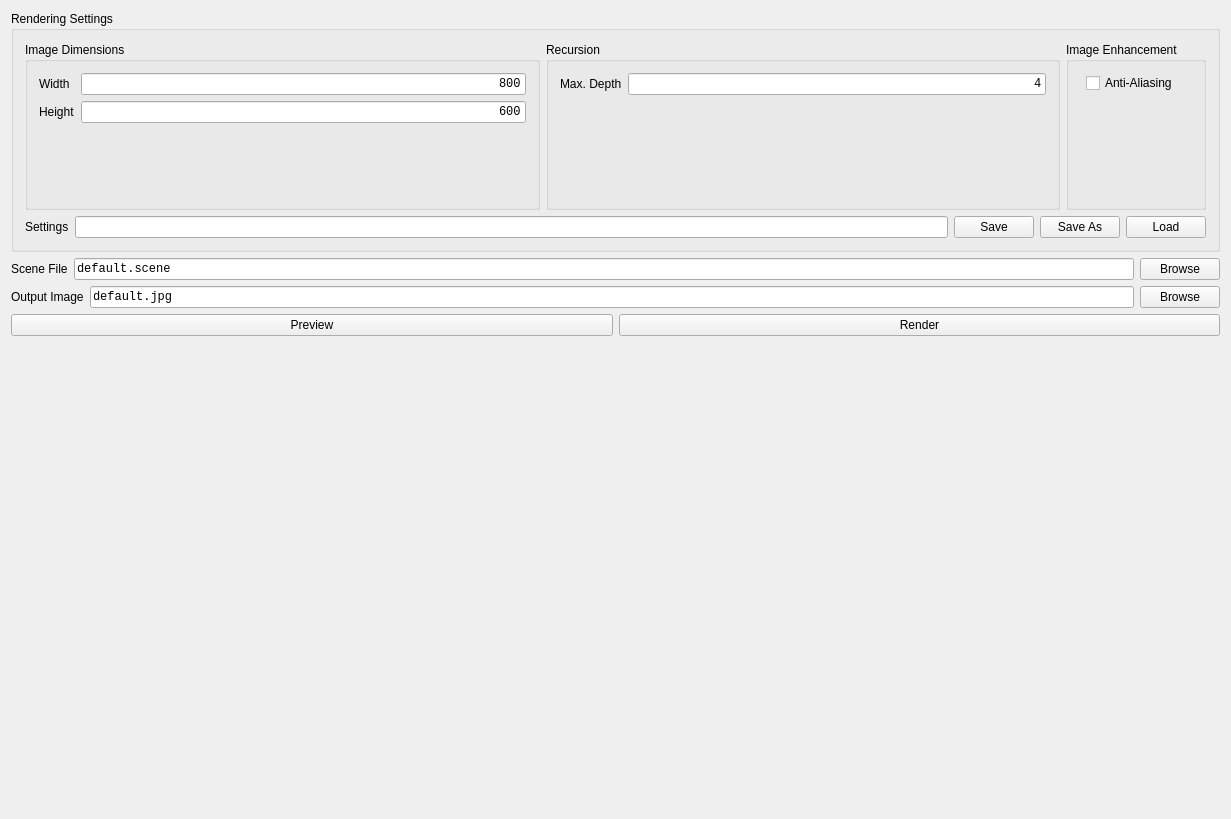
Qt form gui/BRenderWidget/BRenderWidget.ui (RodrigoCastiel/beauty) before a commit.
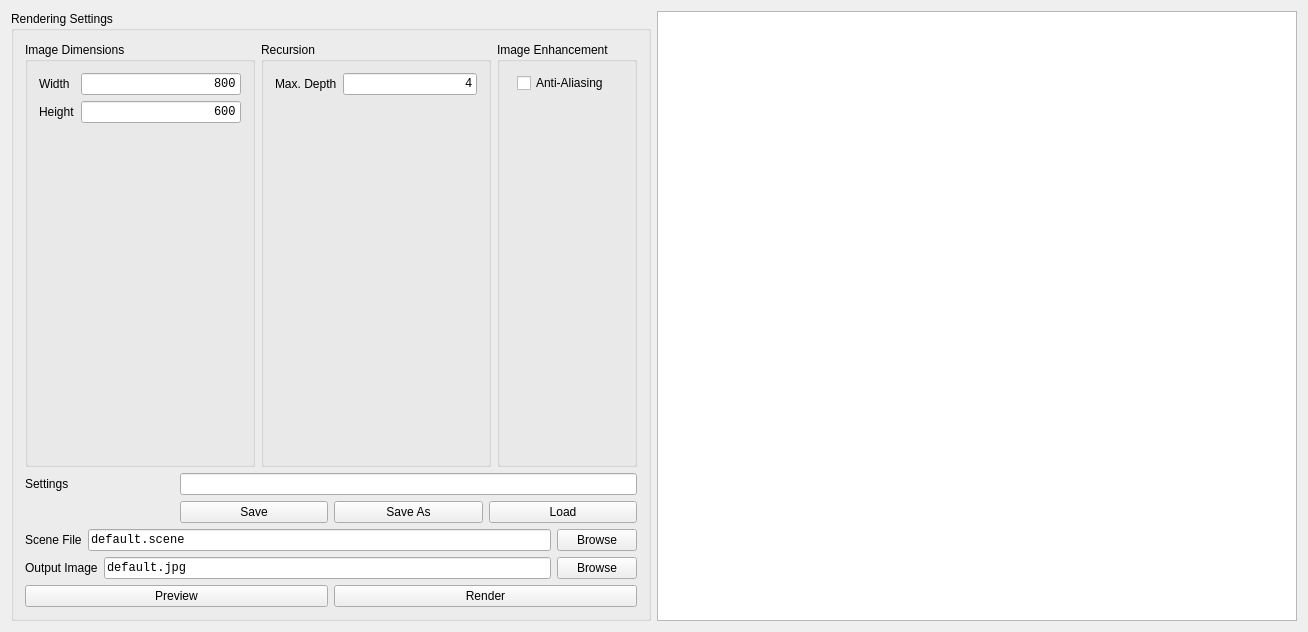
The same form after that commit.

Commit message: Implement ImgBuffer for easy access (reading/writing) of image pixels

The edit to the form file:
```diff
--- a/gui/BRenderWidget/BRenderWidget.ui
+++ b/gui/BRenderWidget/BRenderWidget.ui
@@ -6,184 +6,214 @@
    <rect>
     <x>0</x>
     <y>0</y>
-    <width>1231</width>
-    <height>819</height>
+    <width>1308</width>
+    <height>632</height>
    </rect>
   </property>
   <property name="windowTitle">
    <string>BRenderWidget</string>
   </property>
-  <layout class="QFormLayout" name="formLayout_4">
-   <item row="1" column="0" colspan="2">
-    <layout class="QVBoxLayout" name="verticalLayout">
+  <layout class="QGridLayout" name="gridLayout_6">
+   <item row="0" column="0">
+    <layout class="QHBoxLayout" name="horizontalLayout_6">
      <item>
-      <layout class="QHBoxLayout" name="horizontalLayout">
-       <item>
-        <widget class="QLabel" name="label">
-         <property name="text">
-          <string>Scene File</string>
-         </property>
-        </widget>
-       </item>
-       <item>
-        <widget class="QLineEdit" name="lineEdit_sceneFile">
-         <property name="palette">
-          <palette>
-           <active>
-            <colorrole role="BrightText">
-             <brush brushstyle="SolidPattern">
-              <color alpha="255">
-               <red>0</red>
-               <green>0</green>
-               <blue>0</blue>
-              </color>
-             </brush>
-            </colorrole>
-           </active>
-           <inactive>
-            <colorrole role="BrightText">
-             <brush brushstyle="SolidPattern">
-              <color alpha="255">
-               <red>0</red>
-               <green>0</green>
-               <blue>0</blue>
-              </color>
-             </brush>
-            </colorrole>
-           </inactive>
-           <disabled>
-            <colorrole role="BrightText">
-             <brush brushstyle="SolidPattern">
-              <color alpha="255">
-               <red>0</red>
-               <green>0</green>
-               <blue>0</blue>
-              </color>
-             </brush>
-            </colorrole>
-           </disabled>
-          </palette>
-         </property>
-         <property name="font">
-          <font>
-           <family>Consolas</family>
-           <pointsize>9</pointsize>
-          </font>
-         </property>
-         <property name="text">
-          <string>default.scene</string>
-         </property>
-        </widget>
-       </item>
-       <item>
-        <widget class="QPushButton" name="pb_browseSceneFile">
-         <property name="text">
-          <string>Browse</string>
-         </property>
-        </widget>
-       </item>
-      </layout>
-     </item>
-     <item>
-      <layout class="QHBoxLayout" name="horizontalLayout_3">
-       <item>
-        <widget class="QLabel" name="label_6">
-         <property name="text">
-          <string>Output Image</string>
-         </property>
-        </widget>
-       </item>
-       <item>
-        <widget class="QLineEdit" name="lineEdit_outputImg">
-         <property name="palette">
-          <palette>
-           <active>
-            <colorrole role="BrightText">
-             <brush brushstyle="SolidPattern">
-              <color alpha="255">
-               <red>0</red>
-               <green>0</green>
-               <blue>0</blue>
-              </color>
-             </brush>
-            </colorrole>
-           </active>
-           <inactive>
-            <colorrole role="BrightText">
-             <brush brushstyle="SolidPattern">
-              <color alpha="255">
-               <red>0</red>
-               <green>0</green>
-               <blue>0</blue>
-              </color>
-             </brush>
-            </colorrole>
-           </inactive>
-           <disabled>
-            <colorrole role="BrightText">
-             <brush brushstyle="SolidPattern">
-              <color alpha="255">
-               <red>0</red>
-               <green>0</green>
-               <blue>0</blue>
-              </color>
-             </brush>
-            </colorrole>
-           </disabled>
-          </palette>
-         </property>
-         <property name="font">
-          <font>
-           <family>Consolas</family>
-           <pointsize>9</pointsize>
-          </font>
-         </property>
-         <property name="text">
-          <string>default.jpg</string>
-         </property>
-        </widget>
-       </item>
-       <item>
-        <widget class="QPushButton" name="pb_browseOutputImg">
-         <property name="text">
-          <string>Browse</string>
-         </property>
-        </widget>
-       </item>
-      </layout>
-     </item>
-     <item>
-      <layout class="QHBoxLayout" name="horizontalLayout_4">
-       <item>
-        <widget class="QPushButton" name="pb_preview">
-         <property name="text">
-          <string>Preview</string>
-         </property>
-        </widget>
-       </item>
-       <item>
-        <widget class="QPushButton" name="pb_render">
-         <property name="text">
-          <string>Render</string>
-         </property>
-        </widget>
-       </item>
-      </layout>
-     </item>
-    </layout>
-   </item>
-   <item row="0" column="0" colspan="2">
+      <layout class="QGridLayout" name="gridLayout_4">
+       <item row="1" column="0">
     <widget class="QGroupBox" name="groupBox">
      <property name="minimumSize">
       <size>
-       <width>1191</width>
-       <height>241</height>
+           <width>0</width>
+           <height>0</height>
       </size>
      </property>
      <property name="title">
       <string>Rendering Settings</string>
      </property>
      <layout class="QGridLayout" name="gridLayout_5">
+          <item row="1" column="0" colspan="3">
+           <layout class="QGridLayout" name="gridLayout_7">
+            <item row="2" column="2">
+             <widget class="QPushButton" name="pb_saveConfigFileAs">
+              <property name="text">
+               <string>Save As</string>
+              </property>
+             </widget>
+            </item>
+            <item row="0" column="0">
+             <widget class="QLabel" name="label_2">
+              <property name="text">
+               <string>Settings</string>
+              </property>
+             </widget>
+            </item>
+            <item row="2" column="1">
+             <widget class="QPushButton" name="pb_saveConfigFile">
+              <property name="text">
+               <string>Save</string>
+              </property>
+             </widget>
+            </item>
+            <item row="2" column="3">
+             <widget class="QPushButton" name="pb_loadConfigFile">
+              <property name="text">
+               <string>Load</string>
+              </property>
+             </widget>
+            </item>
+            <item row="0" column="1" colspan="3">
+             <widget class="QLineEdit" name="lineEdit_ConfigFile">
+              <property name="palette">
+               <palette>
+                <active>
+                 <colorrole role="BrightText">
+                  <brush brushstyle="SolidPattern">
+                   <color alpha="255">
+                    <red>0</red>
+                    <green>0</green>
+                    <blue>0</blue>
+                   </color>
+                  </brush>
+                 </colorrole>
+                </active>
+                <inactive>
+                 <colorrole role="BrightText">
+                  <brush brushstyle="SolidPattern">
+                   <color alpha="255">
+                    <red>0</red>
+                    <green>0</green>
+                    <blue>0</blue>
+                   </color>
+                  </brush>
+                 </colorrole>
+                </inactive>
+                <disabled>
+                 <colorrole role="BrightText">
+                  <brush brushstyle="SolidPattern">
+                   <color alpha="255">
+                    <red>0</red>
+                    <green>0</green>
+                    <blue>0</blue>
+                   </color>
+                  </brush>
+                 </colorrole>
+                </disabled>
+               </palette>
+              </property>
+              <property name="font">
+               <font>
+                <family>Consolas</family>
+                <pointsize>9</pointsize>
+               </font>
+              </property>
+              <property name="text">
+               <string/>
+              </property>
+              <property name="readOnly">
+               <bool>true</bool>
+              </property>
+             </widget>
+            </item>
+           </layout>
+          </item>
+          <item row="0" column="2">
+           <widget class="QGroupBox" name="groupBox_4">
+            <property name="title">
+             <string>Image Enhancement</string>
+            </property>
+            <layout class="QGridLayout" name="gridLayout_3">
+             <item row="0" column="0">
+              <layout class="QFormLayout" name="formLayout_3">
+               <item row="0" column="1">
+                <widget class="QCheckBox" name="checkBox_antiAliasing">
+                 <property name="text">
+                  <string>Anti-Aliasing</string>
+                 </property>
+                </widget>
+               </item>
+              </layout>
+             </item>
+            </layout>
+           </widget>
+          </item>
+          <item row="0" column="1">
+           <widget class="QGroupBox" name="groupBox_3">
+            <property name="title">
+             <string>Recursion</string>
+            </property>
+            <layout class="QGridLayout" name="gridLayout_2">
+             <item row="0" column="0">
+              <layout class="QFormLayout" name="formLayout_2">
+               <item row="0" column="1">
+                <widget class="QLineEdit" name="lineEdit_recursionDepth">
+                 <property name="palette">
+                  <palette>
+                   <active>
+                    <colorrole role="BrightText">
+                     <brush brushstyle="SolidPattern">
+                      <color alpha="255">
+                       <red>0</red>
+                       <green>0</green>
+                       <blue>0</blue>
+                      </color>
+                     </brush>
+                    </colorrole>
+                   </active>
+                   <inactive>
+                    <colorrole role="BrightText">
+                     <brush brushstyle="SolidPattern">
+                      <color alpha="255">
+                       <red>0</red>
+                       <green>0</green>
+                       <blue>0</blue>
+                      </color>
+                     </brush>
+                    </colorrole>
+                   </inactive>
+                   <disabled>
+                    <colorrole role="BrightText">
+                     <brush brushstyle="SolidPattern">
+                      <color alpha="255">
+                       <red>0</red>
+                       <green>0</green>
+                       <blue>0</blue>
+                      </color>
+                     </brush>
+                    </colorrole>
+                   </disabled>
+                  </palette>
+                 </property>
+                 <property name="font">
+                  <font>
+                   <family>Consolas</family>
+                   <pointsize>9</pointsize>
+                  </font>
+                 </property>
+                 <property name="inputMethodHints">
+                  <set>Qt::ImhDigitsOnly</set>
+                 </property>
+                 <property name="text">
+                  <string>4</string>
+                 </property>
+                 <property name="maxLength">
+                  <number>2</number>
+                 </property>
+                 <property name="alignment">
+                  <set>Qt::AlignRight|Qt::AlignTrailing|Qt::AlignVCenter</set>
+                 </property>
+                </widget>
+               </item>
+               <item row="0" column="0">
+                <widget class="QLabel" name="label_5">
+                 <property name="text">
+                  <string>Max. Depth</string>
+                 </property>
+                </widget>
+               </item>
+              </layout>
+             </item>
+            </layout>
+           </widget>
+          </item>
       <item row="0" column="0">
        <widget class="QGroupBox" name="groupBox_2">
         <property name="title">
@@ -332,16 +362,19 @@
         </layout>
        </widget>
       </item>
-      <item row="0" column="1">
-       <widget class="QGroupBox" name="groupBox_3">
-        <property name="title">
-         <string>Recursion</string>
-        </property>
-        <layout class="QGridLayout" name="gridLayout_2">
-         <item row="0" column="0">
-          <layout class="QFormLayout" name="formLayout_2">
-           <item row="0" column="1">
-            <widget class="QLineEdit" name="lineEdit_recursionDepth">
+          <item row="2" column="0" colspan="3">
+           <layout class="QVBoxLayout" name="verticalLayout">
+            <item>
+             <layout class="QHBoxLayout" name="horizontalLayout">
+              <item>
+               <widget class="QLabel" name="label">
+                <property name="text">
+                 <string>Scene File</string>
+                </property>
+               </widget>
+              </item>
+              <item>
+               <widget class="QLineEdit" name="lineEdit_sceneFile">
              <property name="palette">
               <palette>
                <active>
@@ -389,59 +422,30 @@
               <set>Qt::ImhDigitsOnly</set>
              </property>
              <property name="text">
-              <string>4</string>
-             </property>
-             <property name="maxLength">
-              <number>2</number>
-             </property>
-             <property name="alignment">
-              <set>Qt::AlignRight|Qt::AlignTrailing|Qt::AlignVCenter</set>
-             </property>
-            </widget>
-           </item>
-           <item row="0" column="0">
-            <widget class="QLabel" name="label_5">
+                 <string>default.scene</string>
+                </property>
+               </widget>
+              </item>
+              <item>
+               <widget class="QPushButton" name="pb_browseSceneFile">
              <property name="text">
-              <string>Max. Depth</string>
+                 <string>Browse</string>
              </property>
             </widget>
            </item>
           </layout>
          </item>
-        </layout>
-       </widget>
-      </item>
-      <item row="0" column="2">
-       <widget class="QGroupBox" name="groupBox_4">
-        <property name="title">
-         <string>Image Enhancement</string>
-        </property>
-        <layout class="QGridLayout" name="gridLayout_3">
-         <item row="0" column="0">
-          <layout class="QFormLayout" name="formLayout_3">
-           <item row="0" column="1">
-            <widget class="QCheckBox" name="checkBox_antiAliasing">
-             <property name="text">
-              <string>Anti-Aliasing</string>
-             </property>
-            </widget>
-           </item>
-          </layout>
-         </item>
-        </layout>
-       </widget>
-      </item>
-      <item row="1" column="0" colspan="3">
-       <layout class="QHBoxLayout" name="horizontalLayout_2">
         <item>
-         <widget class="QLabel" name="label_2">
+             <layout class="QHBoxLayout" name="horizontalLayout_3">
+              <item>
+               <widget class="QLabel" name="label_6">
           <property name="text">
-           <string>Settings</string>
+                 <string>Output Image</string>
           </property>
          </widget>
         </item>
         <item>
-         <widget class="QLineEdit" name="lineEdit_ConfigFile">
+               <widget class="QLineEdit" name="lineEdit_outputImg">
           <property name="palette">
            <palette>
             <active>
@@ -486,38 +490,55 @@
            </font>
           </property>
           <property name="text">
-           <string/>
-          </property>
-          <property name="readOnly">
-           <bool>true</bool>
-          </property>
+                 <string>default.jpg</string>
+                </property>
          </widget>
         </item>
         <item>
-         <widget class="QPushButton" name="pb_saveConfigFile">
+               <widget class="QPushButton" name="pb_browseOutputImg">
           <property name="text">
-           <string>Save</string>
+                 <string>Browse</string>
           </property>
          </widget>
         </item>
+             </layout>
+            </item>
         <item>
-         <widget class="QPushButton" name="pb_saveConfigFileAs">
+             <layout class="QHBoxLayout" name="horizontalLayout_4">
+              <item>
+               <widget class="QPushButton" name="pb_preview">
           <property name="text">
-           <string>Save As</string>
+                 <string>Preview</string>
           </property>
          </widget>
         </item>
         <item>
-         <widget class="QPushButton" name="pb_loadConfigFile">
+               <widget class="QPushButton" name="pb_render">
           <property name="text">
-           <string>Load</string>
+                 <string>Render</string>
           </property>
          </widget>
         </item>
        </layout>
       </item>
      </layout>
-    </widget>
+          </item>
+         </layout>
+        </widget>
+       </item>
+      </layout>
+     </item>
+     <item>
+      <widget class="QGraphicsView" name="imageView">
+       <property name="minimumSize">
+        <size>
+         <width>600</width>
+         <height>600</height>
+        </size>
+       </property>
+      </widget>
+     </item>
+    </layout>
    </item>
   </layout>
  </widget>
```
Left out of the diff: 3 changed lines with no effect on the pictures. Lines whose indentation alone changed are shown as unchanged. The commit also changes 9 other files.
